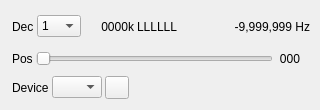
f4exb/sdrangel, file plugins/channelrx/localsink/localsinkgui.ui: the form before one commit.
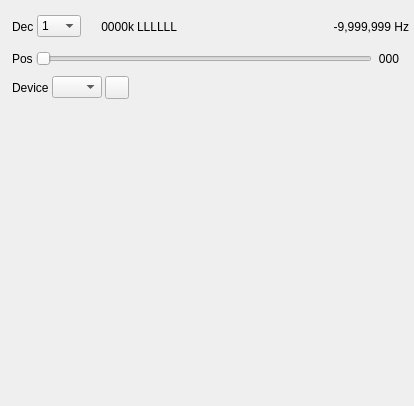
The form after the commit. Icons and pictures are not drawn. Custom widgets are drawn as their Qt base class.

Commit message: Local Sink: added spectrum monitor

Patch:
```diff
--- a/plugins/channelrx/localsink/localsinkgui.ui
+++ b/plugins/channelrx/localsink/localsinkgui.ui
@@ -6,26 +6,20 @@
    <rect>
     <x>0</x>
     <y>0</y>
-    <width>320</width>
-    <height>110</height>
+    <width>414</width>
+    <height>406</height>
    </rect>
   </property>
   <property name="sizePolicy">
-   <sizepolicy hsizetype="Expanding" vsizetype="Fixed">
+   <sizepolicy hsizetype="Expanding" vsizetype="Expanding">
     <horstretch>0</horstretch>
     <verstretch>0</verstretch>
    </sizepolicy>
   </property>
   <property name="minimumSize">
    <size>
-    <width>320</width>
-    <height>100</height>
-   </size>
-  </property>
-  <property name="maximumSize">
-   <size>
-    <width>560</width>
-    <height>16777215</height>
+    <width>414</width>
+    <height>0</height>
    </size>
   </property>
   <property name="font">
@@ -42,7 +36,7 @@
     <rect>
      <x>10</x>
      <y>10</y>
-     <width>302</width>
+     <width>401</width>
      <height>91</height>
     </rect>
    </property>
@@ -313,6 +307,80 @@
     </item>
    </layout>
   </widget>
+  <widget class="QWidget" name="spectrumContainer" native="true">
+   <property name="geometry">
+    <rect>
+     <x>10</x>
+     <y>110</y>
+     <width>218</width>
+     <height>284</height>
+    </rect>
+   </property>
+   <property name="sizePolicy">
+    <sizepolicy hsizetype="Expanding" vsizetype="Expanding">
+     <horstretch>0</horstretch>
+     <verstretch>0</verstretch>
+    </sizepolicy>
+   </property>
+   <property name="windowTitle">
+    <string>Channel Spectrum</string>
+   </property>
+   <layout class="QVBoxLayout" name="verticalLayout_2">
+    <property name="spacing">
+     <number>2</number>
+    </property>
+    <property name="leftMargin">
+     <number>3</number>
+    </property>
+    <property name="topMargin">
+     <number>3</number>
+    </property>
+    <property name="rightMargin">
+     <number>3</number>
+    </property>
+    <property name="bottomMargin">
+     <number>3</number>
+    </property>
+    <item>
+     <widget class="GLSpectrum" name="glSpectrum" native="true">
+      <property name="sizePolicy">
+       <sizepolicy hsizetype="Expanding" vsizetype="Expanding">
+        <horstretch>0</horstretch>
+        <verstretch>0</verstretch>
+       </sizepolicy>
+      </property>
+      <property name="minimumSize">
+       <size>
+        <width>200</width>
+        <height>250</height>
+       </size>
+      </property>
+      <property name="font">
+       <font>
+        <family>Liberation Mono</family>
+        <pointsize>8</pointsize>
+       </font>
+      </property>
+     </widget>
+    </item>
+    <item>
+     <widget class="GLSpectrumGUI" name="spectrumGUI" native="true">
+      <property name="sizePolicy">
+       <sizepolicy hsizetype="Minimum" vsizetype="Minimum">
+        <horstretch>0</horstretch>
+        <verstretch>0</verstretch>
+       </sizepolicy>
+      </property>
+      <property name="minimumSize">
+       <size>
+        <width>0</width>
+        <height>30</height>
+       </size>
+      </property>
+     </widget>
+    </item>
+   </layout>
+  </widget>
  </widget>
  <customwidgets>
   <customwidget>
@@ -326,6 +394,18 @@
    <header>gui/rollupcontents.h</header>
    <container>1</container>
   </customwidget>
+  <customwidget>
+   <class>GLSpectrum</class>
+   <extends>QWidget</extends>
+   <header>gui/glspectrum.h</header>
+   <container>1</container>
+  </customwidget>
+  <customwidget>
+   <class>GLSpectrumGUI</class>
+   <extends>QWidget</extends>
+   <header>gui/glspectrumgui.h</header>
+   <container>1</container>
+  </customwidget>
  </customwidgets>
  <resources>
   <include location="../../../sdrgui/resources/res.qrc"/>
```
The commit also changes 9 other files.
